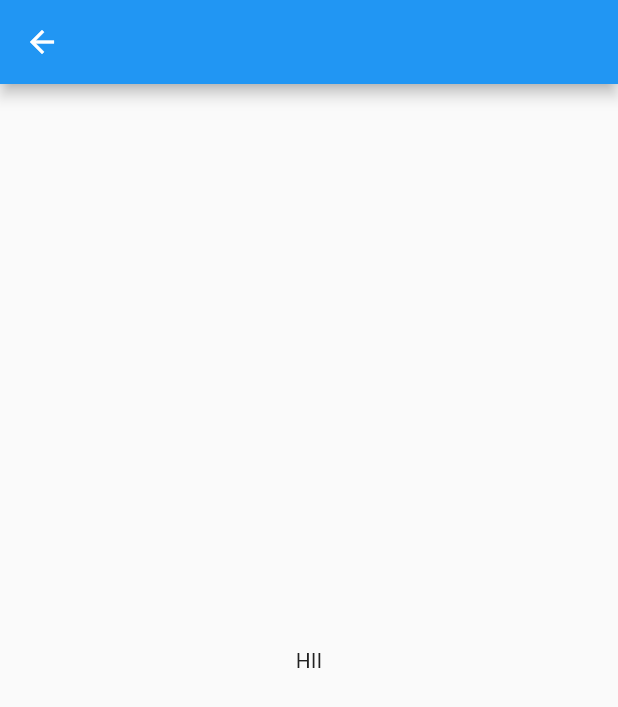
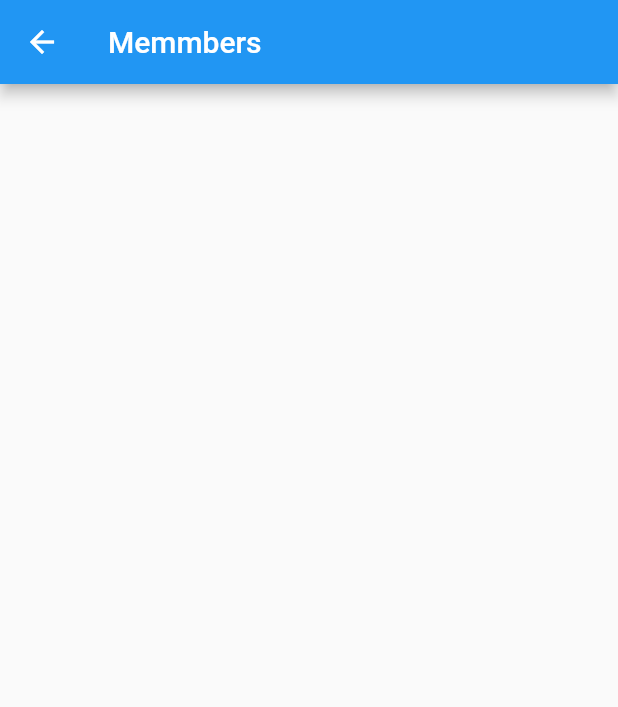
Before and after one commit to 2212-brijesh/my-first-flutter-project-gym-management, a Flutter app: the MembersList screen opened directly, on a phone screen of 412 x 824 dp. Shown: the top 707 px of the screen. Run offline on Flutter 3.47's test engine with Material 2 defaults, Android fonts, the phone set to English and light mode, and no system bars; our stand-ins replace animated_splash_screen, page_transition, smooth_page_indicator.

Commit message:
added member title in appbar

```diff
--- a/lib/gridcardpages/memberslist.dart
+++ b/lib/gridcardpages/memberslist.dart
@@ -10,8 +10,8 @@ class MembersList extends StatefulWidget {
 class _MembersListState extends State<MembersList> {
   @override
   Widget build(BuildContext context) {
-    return Scaffold(appBar: AppBar(),
-    body: Center(child: Text('HII'),),
+    return Scaffold(appBar: AppBar(title: Text('Memmbers'),),
+    body: Center(child: Text(''),),
     );
   }
 }
```
